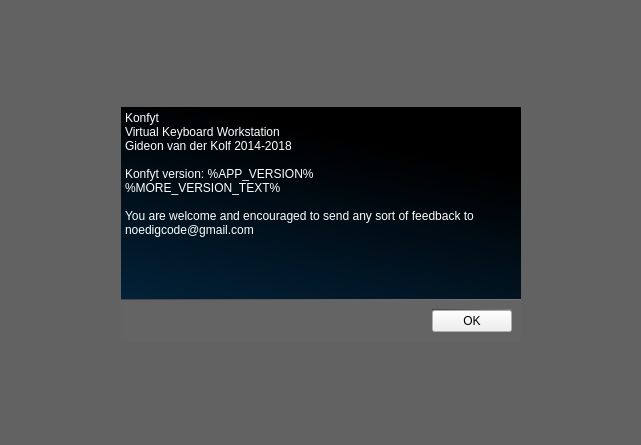
Above: src/aboutdialog.ui from noedigcode/konfyt before the change. Below: the same form after it.
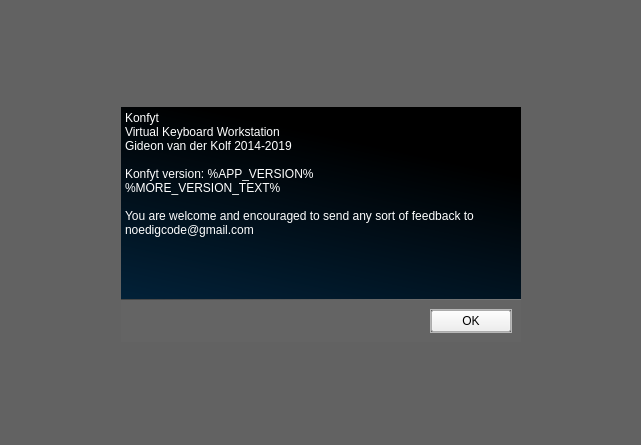
That is the form after the change.

Commit message: Updated about dialog; Updated version to 1.1.0-testing.

Patch:
```diff
--- a/src/aboutdialog.ui
+++ b/src/aboutdialog.ui
@@ -143,22 +143,22 @@
             <string>&lt;!DOCTYPE HTML PUBLIC &quot;-//W3C//DTD HTML 4.0//EN&quot; &quot;http://www.w3.org/TR/REC-html40/strict.dtd&quot;&gt;
 &lt;html&gt;&lt;head&gt;&lt;meta name=&quot;qrichtext&quot; content=&quot;1&quot; /&gt;&lt;style type=&quot;text/css&quot;&gt;
 p, li { white-space: pre-wrap; }
-&lt;/style&gt;&lt;/head&gt;&lt;body style=&quot; font-family:'Noto Sans'; font-size:11pt; font-weight:400; font-style:normal;&quot;&gt;
-&lt;p style=&quot; margin-top:0px; margin-bottom:0px; margin-left:0px; margin-right:0px; -qt-block-indent:0; text-indent:0px;&quot;&gt;&lt;span style=&quot; font-size:9pt;&quot;&gt;Konfyt&lt;/span&gt;&lt;/p&gt;
-&lt;p style=&quot; margin-top:0px; margin-bottom:0px; margin-left:0px; margin-right:0px; -qt-block-indent:0; text-indent:0px;&quot;&gt;&lt;span style=&quot; font-size:9pt;&quot;&gt;Virtual Keyboard Workstation&lt;/span&gt;&lt;/p&gt;
-&lt;p style=&quot; margin-top:0px; margin-bottom:0px; margin-left:0px; margin-right:0px; -qt-block-indent:0; text-indent:0px;&quot;&gt;&lt;span style=&quot; font-size:9pt;&quot;&gt;Gideon van der Kolf 2014-2018&lt;/span&gt;&lt;/p&gt;
-&lt;p style=&quot;-qt-paragraph-type:empty; margin-top:0px; margin-bottom:0px; margin-left:0px; margin-right:0px; -qt-block-indent:0; text-indent:0px; font-size:9pt;&quot;&gt;&lt;br /&gt;&lt;/p&gt;
-&lt;p style=&quot; margin-top:0px; margin-bottom:0px; margin-left:0px; margin-right:0px; -qt-block-indent:0; text-indent:0px;&quot;&gt;&lt;span style=&quot; font-size:9pt;&quot;&gt;Konfyt version: %APP_VERSION%&lt;/span&gt;&lt;/p&gt;
-&lt;p style=&quot; margin-top:0px; margin-bottom:0px; margin-left:0px; margin-right:0px; -qt-block-indent:0; text-indent:0px;&quot;&gt;&lt;span style=&quot; font-size:9pt;&quot;&gt;%MORE_VERSION_TEXT%&lt;/span&gt;&lt;/p&gt;
-&lt;p style=&quot;-qt-paragraph-type:empty; margin-top:0px; margin-bottom:0px; margin-left:0px; margin-right:0px; -qt-block-indent:0; text-indent:0px; font-size:9pt;&quot;&gt;&lt;br /&gt;&lt;/p&gt;
-&lt;p style=&quot; margin-top:0px; margin-bottom:0px; margin-left:0px; margin-right:0px; -qt-block-indent:0; text-indent:0px;&quot;&gt;&lt;span style=&quot; font-size:9pt;&quot;&gt;You are welcome and encouraged to send any sort of feedback to noedigcode@gmail.com&lt;/span&gt;&lt;/p&gt;&lt;/body&gt;&lt;/html&gt;</string>
+&lt;/style&gt;&lt;/head&gt;&lt;body style=&quot; font-family:'Noto Sans'; font-size:9pt; font-weight:400; font-style:normal;&quot;&gt;
+&lt;p style=&quot; margin-top:0px; margin-bottom:0px; margin-left:0px; margin-right:0px; -qt-block-indent:0; text-indent:0px;&quot;&gt;Konfyt&lt;/p&gt;
+&lt;p style=&quot; margin-top:0px; margin-bottom:0px; margin-left:0px; margin-right:0px; -qt-block-indent:0; text-indent:0px;&quot;&gt;Virtual Keyboard Workstation&lt;/p&gt;
+&lt;p style=&quot; margin-top:0px; margin-bottom:0px; margin-left:0px; margin-right:0px; -qt-block-indent:0; text-indent:0px;&quot;&gt;Gideon van der Kolf 2014-2019&lt;/p&gt;
+&lt;p style=&quot;-qt-paragraph-type:empty; margin-top:0px; margin-bottom:0px; margin-left:0px; margin-right:0px; -qt-block-indent:0; text-indent:0px;&quot;&gt;&lt;br /&gt;&lt;/p&gt;
+&lt;p style=&quot; margin-top:0px; margin-bottom:0px; margin-left:0px; margin-right:0px; -qt-block-indent:0; text-indent:0px;&quot;&gt;Konfyt version: %APP_VERSION%&lt;/p&gt;
+&lt;p style=&quot; margin-top:0px; margin-bottom:0px; margin-left:0px; margin-right:0px; -qt-block-indent:0; text-indent:0px;&quot;&gt;%MORE_VERSION_TEXT%&lt;/p&gt;
+&lt;p style=&quot;-qt-paragraph-type:empty; margin-top:0px; margin-bottom:0px; margin-left:0px; margin-right:0px; -qt-block-indent:0; text-indent:0px;&quot;&gt;&lt;br /&gt;&lt;/p&gt;
+&lt;p style=&quot; margin-top:0px; margin-bottom:0px; margin-left:0px; margin-right:0px; -qt-block-indent:0; text-indent:0px;&quot;&gt;You are welcome and encouraged to send any sort of feedback to noedigcode@gmail.com&lt;/p&gt;&lt;/body&gt;&lt;/html&gt;</string>
            </property>
           </widget>
          </item>
          <item>
-          <widget class="QFrame" name="frame">
+          <widget class="QFrame" name="frame_DialogBottom">
            <property name="styleSheet">
-            <string notr="true">QFrame {
+            <string notr="true">QFrame#frame_DialogBottom {
 	background-color: rgb(100, 100, 100);
 	border: 0px;
 	border-top: 1px solid;
```
The commit also changes 1 other file.
